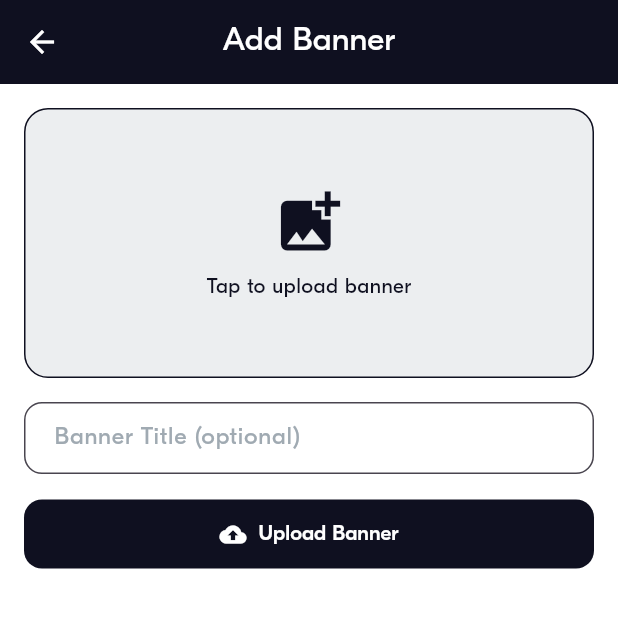
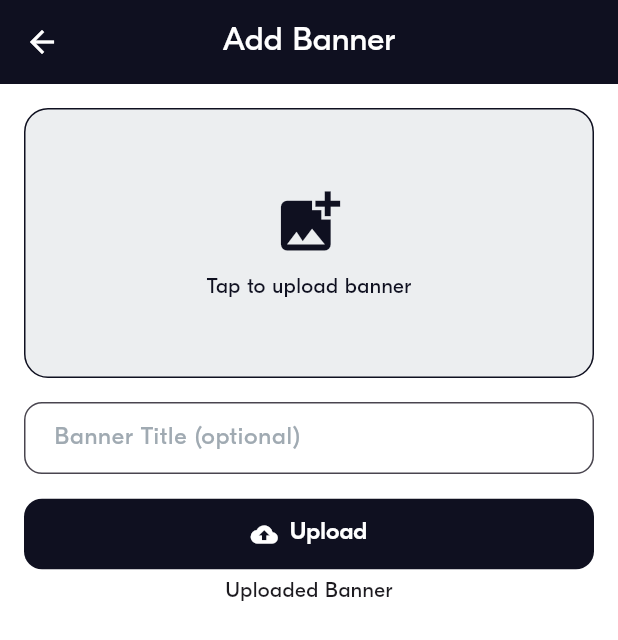
Before and after one commit to ldsshubham/app, a Flutter app: the AddBanner screen opened directly, on a phone screen of 412 x 824 dp. Shown: the top 640 px of the screen. Run offline on Flutter 3.47's test engine with Material 3 defaults, Android fonts, the phone set to English and light mode, and no system bars; our stand-ins replace cloud_firestore, firebase_analytics, firebase_auth, firebase_core, firebase_storage, get and 3 more; missing offline and left inert: firebase_app_check; accounts and stored records are empty; project files that could hold a hidden picture were left out.

Commit message:
banners dine dashboard done......

```diff
--- a/lib/app/admin/auth/admin_login.dart
+++ b/lib/app/admin/auth/admin_login.dart
@@ -105,7 +105,11 @@ class AdminLogin extends StatelessWidget {
                       }
                     }
                   },
-                  child: Text('Login'),
+                  child: Obx(() {
+                    return loginController.isLoading.value
+                        ? Text('Loading....')
+                        : Text("Login");
+                  }),
                 ),
               ),
               SizedBox(height: 8),
--- a/lib/app/admin/auth/admin_login_controller.dart
+++ b/lib/app/admin/auth/admin_login_controller.dart
@@ -7,6 +7,7 @@ class AdminLoginController extends GetxController {
   TextEditingController emailController = TextEditingController();
   TextEditingController passwordController = TextEditingController();
   final isPasswordHidden = true.obs;
+  final isLoading = false.obs;
 
   // Create user with email and password
   Future<bool> createAdmin() async {
@@ -51,6 +52,7 @@ class AdminLoginController extends GetxController {
   //  Login user with email & password
   Future<bool> loginAdmin() async {
     try {
+      isLoading.value = true;
       final userCredential = await FirebaseAuth.instance
           .signInWithEmailAndPassword(
             email: emailController.text.trim(),
@@ -133,6 +135,8 @@ class AdminLoginController extends GetxController {
       }
     } catch (e) {
       Get.snackbar("Error", e.toString());
+    } finally {
+      isLoading.value = false;
     }
   }
 }
--- a/lib/app/admin/banner/add_banner.dart
+++ b/lib/app/admin/banner/add_banner.dart
@@ -83,19 +83,37 @@ class AddBanner extends StatelessWidget {
             /// Upload button
             SizedBox(
               width: double.infinity,
-              child: ElevatedButton.icon(
-                onPressed: controller.uploadBanner,
-                icon: const Icon(Icons.cloud_upload),
-                label: const Text('Upload Banner'),
-                style: ElevatedButton.styleFrom(
-                  backgroundColor: AppColors.primaryColor,
-                  padding: const EdgeInsets.symmetric(vertical: 14),
-                  shape: RoundedRectangleBorder(
-                    borderRadius: BorderRadius.circular(12),
+              child: Obx(
+                () => ElevatedButton.icon(
+                  onPressed: controller.isLoading.value
+                      ? null // disable button while uploading
+                      : controller.uploadBanner,
+                  icon: controller.isLoading.value
+                      ? const SizedBox(
+                          height: 20,
+                          width: 20,
+                          child: CircularProgressIndicator(
+                            color: Colors.white,
+                            strokeWidth: 2,
+                          ),
+                        )
+                      : const Icon(Icons.cloud_upload),
+                  label: Text(
+                    controller.isLoading.value ? "Uploading..." : "Upload",
+                    style: const TextStyle(fontSize: 16),
+                  ),
+                  style: ElevatedButton.styleFrom(
+                    backgroundColor: AppColors.primaryColor,
+                    padding: const EdgeInsets.symmetric(vertical: 14),
+                    shape: RoundedRectangleBorder(
+                      borderRadius: BorderRadius.circular(12),
+                    ),
                   ),
                 ),
               ),
             ),
+            SizedBox(height: 4),
+            Text("Uploaded Banner"),
           ],
         ),
       ),
--- /dev/null
+++ b/lib/app/admin/banner/banner_model.dart
@@ -0,0 +1,14 @@
+class BannerModel {
+  final String id;
+  final String url;
+
+  BannerModel({required this.id, required this.url});
+
+  factory BannerModel.fromJson(Map<String, dynamic> json, String id) {
+    return BannerModel(id: id, url: json['bannerUrl'] ?? '');
+  }
+
+  Map<String, dynamic> toJson() {
+    return {'id': id, 'url': url};
+  }
+}
--- a/lib/app/admin/orders/admin_order_details.dart
+++ b/lib/app/admin/orders/admin_order_details.dart
@@ -1,6 +1,5 @@
 import 'package:app/constants/app_colors.dart';
 import 'package:flutter/material.dart';
-import 'package:get/get_connect/http/src/utils/utils.dart';
 import 'package:toastification/toastification.dart';
 
 class AdminOrderDetails extends StatelessWidget {
--- a/lib/main.dart
+++ b/lib/main.dart
@@ -1,4 +1,5 @@
 import 'package:app/app/app.dart';
+import 'package:firebase_app_check/firebase_app_check.dart';
 import 'package:flutter/material.dart';
 import 'package:firebase_core/firebase_core.dart';
 import 'firebase_options.dart';
@@ -6,5 +7,8 @@ import 'firebase_options.dart';
 Future<void> main() async {
   WidgetsFlutterBinding.ensureInitialized();
   await Firebase.initializeApp(options: DefaultFirebaseOptions.currentPlatform);
+  await FirebaseAppCheck.instance.activate(
+    androidProvider: AndroidProvider.debug,
+  );
   runApp(const MyApp());
 }
--- a/pubspec.yaml
+++ b/pubspec.yaml
@@ -25,6 +25,8 @@ dependencies:
   firebase_auth: ^6.1.0
   firebase_storage: ^13.0.2
   image_picker: ^1.2.0
+  cloud_firestore: ^6.0.2
+  firebase_app_check: ^0.4.1
 
 dev_dependencies:
   flutter_test:
```
Also changed, not shown: lib/app/admin/banner/admin_banners.dart (+10 -9 lines), lib/app/admin/banner/banner_controller.dart (+89 -11 lines), lib/app/admin/dashboard/dashboard.dart (+16 -9 lines), lib/app/admin/dashboard/dashboard_controller.dart (+37 -0 lines), pubspec.lock, 3 other files.
